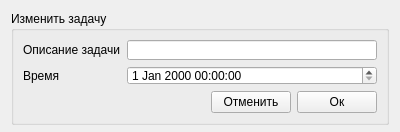
Old version of the form edit_task.ui in the repository Hugecoc/Everydaynick.
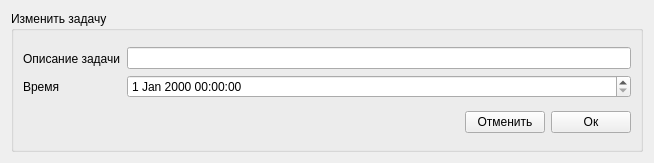
New version of the form.

Patch:
```diff
--- a/edit_task.ui
+++ b/edit_task.ui
@@ -6,80 +6,21 @@
    <rect>
     <x>0</x>
     <y>0</y>
-    <width>400</width>
-    <height>132</height>
+    <width>654</width>
+    <height>163</height>
    </rect>
   </property>
-  <property name="minimumSize">
-   <size>
-    <width>0</width>
-    <height>132</height>
-   </size>
-  </property>
-  <property name="maximumSize">
-   <size>
-    <width>16777215</width>
-    <height>132</height>
-   </size>
-  </property>
   <property name="windowTitle">
    <string>Изменить задачу</string>
   </property>
-  <layout class="QHBoxLayout" name="horizontalLayout">
+  <layout class="QHBoxLayout" name="horizontalLayout_3">
    <item>
     <widget class="QGroupBox" name="groupBox">
-     <property name="minimumSize">
-      <size>
-       <width>0</width>
-       <height>114</height>
-      </size>
-     </property>
-     <property name="maximumSize">
-      <size>
-       <width>16777215</width>
-       <height>114</height>
-      </size>
-     </property>
      <property name="title">
       <string>Изменить задачу</string>
      </property>
-     <layout class="QFormLayout" name="formLayout">
-      <item row="1" column="0" colspan="2">
-       <layout class="QVBoxLayout" name="verticalLayout_3">
-        <item>
-         <layout class="QHBoxLayout" name="horizontalLayout_3">
-          <item>
-           <spacer name="horizontalSpacer">
-            <property name="orientation">
-             <enum>Qt::Horizontal</enum>
-            </property>
-            <property name="sizeHint" stdset="0">
-             <size>
-              <width>40</width>
-              <height>20</height>
-             </size>
-            </property>
-           </spacer>
-          </item>
-          <item>
-           <widget class="QPushButton" name="pushButton_cancel_edit">
-            <property name="text">
-             <string>Отменить</string>
-            </property>
-           </widget>
-          </item>
-          <item>
-           <widget class="QPushButton" name="pushButton_create">
-            <property name="text">
-             <string>Ок</string>
-            </property>
-           </widget>
-          </item>
-         </layout>
-        </item>
-       </layout>
-      </item>
-      <item row="0" column="0" colspan="2">
+     <layout class="QVBoxLayout" name="verticalLayout_3">
+      <item>
        <layout class="QHBoxLayout" name="horizontalLayout_2">
         <item>
          <layout class="QVBoxLayout" name="verticalLayout">
@@ -111,6 +52,37 @@
         </item>
        </layout>
       </item>
+      <item>
+       <layout class="QHBoxLayout" name="horizontalLayout">
+        <item>
+         <spacer name="horizontalSpacer">
+          <property name="orientation">
+           <enum>Qt::Horizontal</enum>
+          </property>
+          <property name="sizeHint" stdset="0">
+           <size>
+            <width>40</width>
+            <height>20</height>
+           </size>
+          </property>
+         </spacer>
+        </item>
+        <item>
+         <widget class="QPushButton" name="pushButton_cancel">
+          <property name="text">
+           <string>Отменить</string>
+          </property>
+         </widget>
+        </item>
+        <item>
+         <widget class="QPushButton" name="pushButton_2">
+          <property name="text">
+           <string>Ок</string>
+          </property>
+         </widget>
+        </item>
+       </layout>
+      </item>
      </layout>
     </widget>
    </item>
```
Left out of the diff: 8 changed lines with no effect on the pictures.
